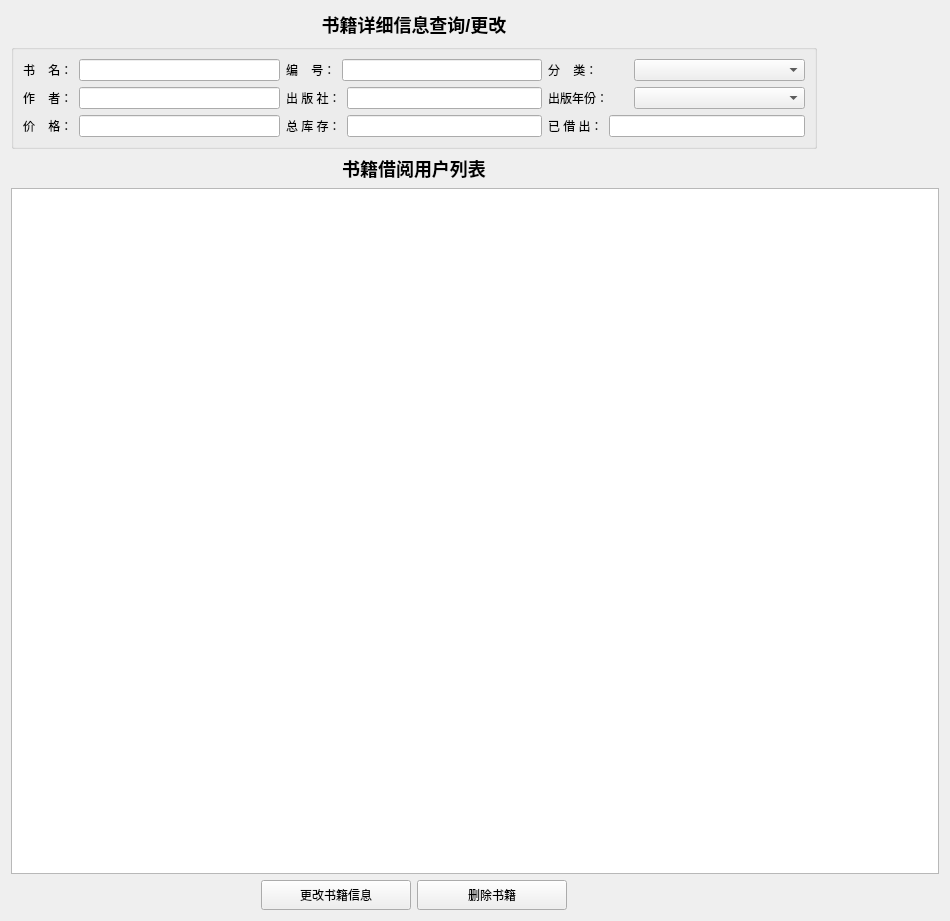
This is LibraryManageByMysqlQt/bookdetailwindow.ui in ocean0117/library-manage-by-mysql-qt as Qt 5 draws it before an edit. The edited form follows.
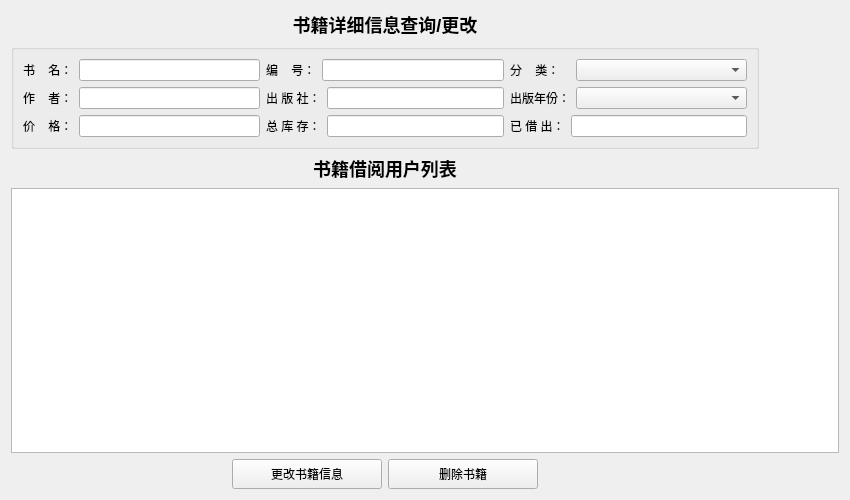
This is the edited form.

The edit to the form file:
```diff
--- a/LibraryManageByMysqlQt/bookdetailwindow.ui
+++ b/LibraryManageByMysqlQt/bookdetailwindow.ui
@@ -6,14 +6,14 @@
    <rect>
     <x>0</x>
     <y>0</y>
-    <width>950</width>
-    <height>921</height>
+    <width>850</width>
+    <height>500</height>
    </rect>
   </property>
   <property name="minimumSize">
    <size>
-    <width>950</width>
-    <height>921</height>
+    <width>850</width>
+    <height>440</height>
    </size>
   </property>
   <property name="maximumSize">
@@ -104,7 +104,7 @@
            <widget class="QLineEdit" name="LineEdit_auther">
             <property name="minimumSize">
              <size>
-              <width>171</width>
+              <width>0</width>
               <height>0</height>
              </size>
             </property>
@@ -125,7 +125,7 @@
            <widget class="QLineEdit" name="LineEdit_price">
             <property name="minimumSize">
              <size>
-              <width>171</width>
+              <width>0</width>
               <height>0</height>
              </size>
             </property>
@@ -174,7 +174,7 @@
            <widget class="QLineEdit" name="LineEdit_publisher">
             <property name="minimumSize">
              <size>
-              <width>171</width>
+              <width>0</width>
               <height>0</height>
              </size>
             </property>
@@ -198,7 +198,7 @@
            <widget class="QLineEdit" name="LineEdit_booknum">
             <property name="minimumSize">
              <size>
-              <width>171</width>
+              <width>0</width>
               <height>0</height>
              </size>
             </property>
@@ -271,7 +271,7 @@
            <widget class="QLineEdit" name="LineEdit_out">
             <property name="minimumSize">
              <size>
-              <width>171</width>
+              <width>0</width>
               <height>0</height>
              </size>
             </property>
```
